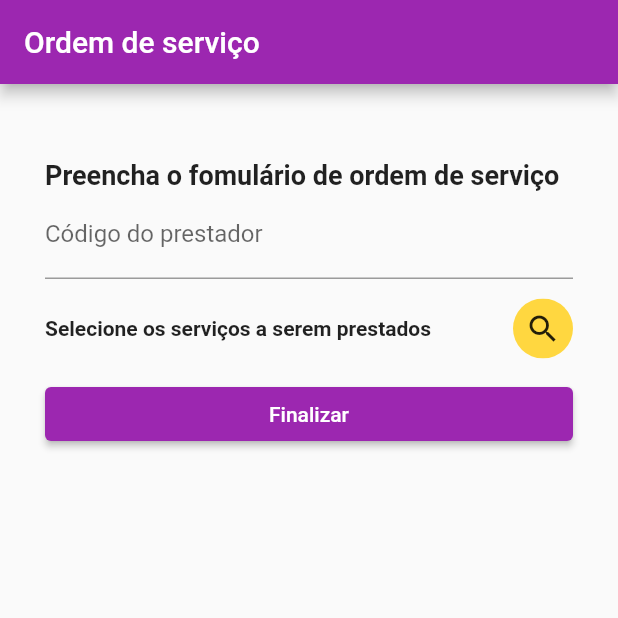
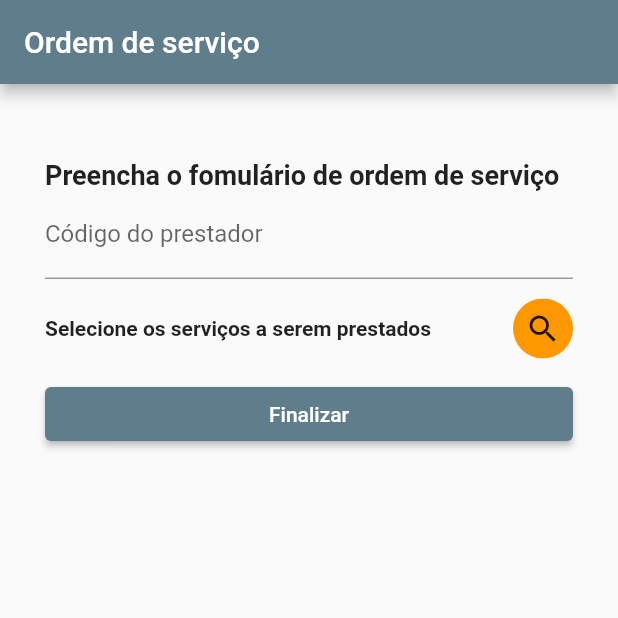
Before and after one commit to lfpetreca/abctechapp, a Flutter app: the screen it shows after launch, on a phone screen of 412 x 824 dp, the top half of it. Run offline on Flutter 3.47's test engine with Material 2 defaults, Android fonts, the phone set to English and light mode, and no system bars; our stand-ins replace geolocator, get.

Commit message:
Theme Color

```diff
--- a/lib/main.dart
+++ b/lib/main.dart
@@ -25,7 +25,7 @@ class AbcTechApp extends StatelessWidget {
   Widget build(BuildContext context) {
     return GetMaterialApp(
       title: 'Abc Tech App',
-      theme: ThemeData(primarySwatch: Colors.purple),
+      theme: ThemeData(primarySwatch: Colors.blueGrey),
       getPages: [
         GetPage(
           name: "/",
--- a/lib/pages/home_page.dart
+++ b/lib/pages/home_page.dart
@@ -13,7 +13,7 @@ class HomePage extends GetView<AssistController> {
       itemCount: assist.length,
       itemBuilder: ((context, index) => ListTile(
             title: Text(assist[index].name),
-            selectedColor: Colors.amber,
+            selectedColor: Colors.orange,
             selected: controller.isSelected(index),
             onTap: () => controller.selectList(index),
           )),
--- a/lib/pages/order_page.dart
+++ b/lib/pages/order_page.dart
@@ -75,15 +75,11 @@ class OrderPage extends GetView<OrderController> {
                     ),
                   ),
                 ),
-                /*  ElevatedButton.icon(
-                    onPressed: () => controller.editAssists(),
-                    icon: const Icon(Icons.search),
-                    label: const Text('')), */
                 SizedBox.fromSize(
                   size: const Size(40, 40),
                   child: ClipOval(
                     child: Material(
-                      color: Colors.amberAccent,
+                      color: Colors.orange,
                       child: InkWell(
                         onTap: () => controller.editAssists(),
                         child: Column(
```
